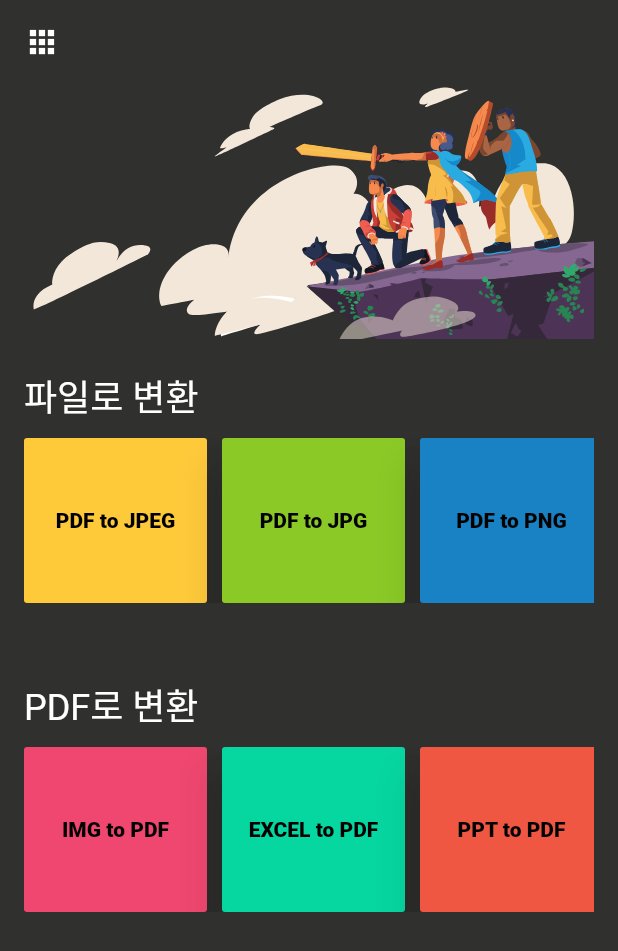
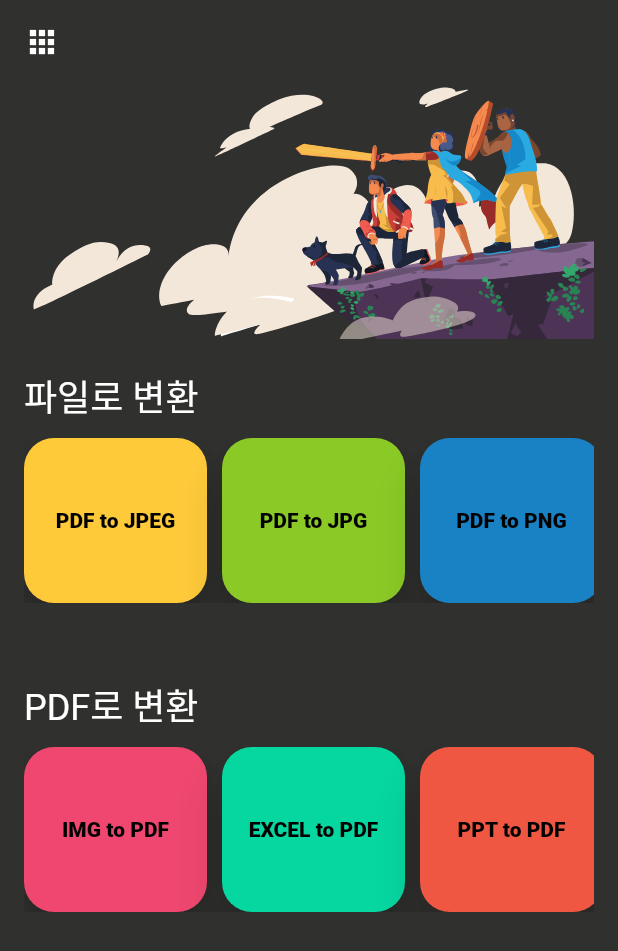
Before and after one commit to blake-lim/convert_all, a Flutter app: the screen it shows after launch, on a phone screen of 412 x 824 dp. Shown: the top 951 px of the screen. Run offline on Flutter 3.47's test engine with Material 2 defaults, Android fonts, the phone set to English and light mode, and no system bars; drawn by our look-alikes of google_mobile_ads; our stand-ins replace file_picker, flutter_secure_storage, flutter_speed_dial, flutter_svg, get, lottie and 1 more; missing offline and left inert: flutter_pdfview; network calls fail; Roboto replaces fonts that are missing (Pretendards, Yeongdeok Snow Crab); project files that could hold a hidden picture were left out.

```diff
--- a/lib/feature/convert/screen/home_screen.dart
+++ b/lib/feature/convert/screen/home_screen.dart
@@ -300,7 +300,7 @@ class _HomeScreenState extends State<HomeScreen> {
               leading: const Icon(
                 Icons.move_to_inbox_outlined,
                 size: 28,
-                color: Colors.green,
+                color: Colors.amber,
               ),
               title: const Text(
                 '보관함',
@@ -318,7 +318,7 @@ class _HomeScreenState extends State<HomeScreen> {
               leading: const Icon(
                 Icons.settings,
                 size: 28,
-                color: Colors.green,
+                color: Colors.amber,
               ),
               title: const Text(
                 '설정',
@@ -436,7 +436,7 @@ Widget _buildButton(
     style: ElevatedButton.styleFrom(
       padding: const EdgeInsets.symmetric(horizontal: 8),
       shape: RoundedRectangleBorder(
-        borderRadius: BorderRadius.circular(2),
+        borderRadius: BorderRadius.circular(20),
       ),
       elevation: 12,
       backgroundColor: color,
```
Also changed, not shown: lib/global/menu_data.dart (+14 -0 lines), lib/global/widget/floating_button.dart (+19 -19 lines).
